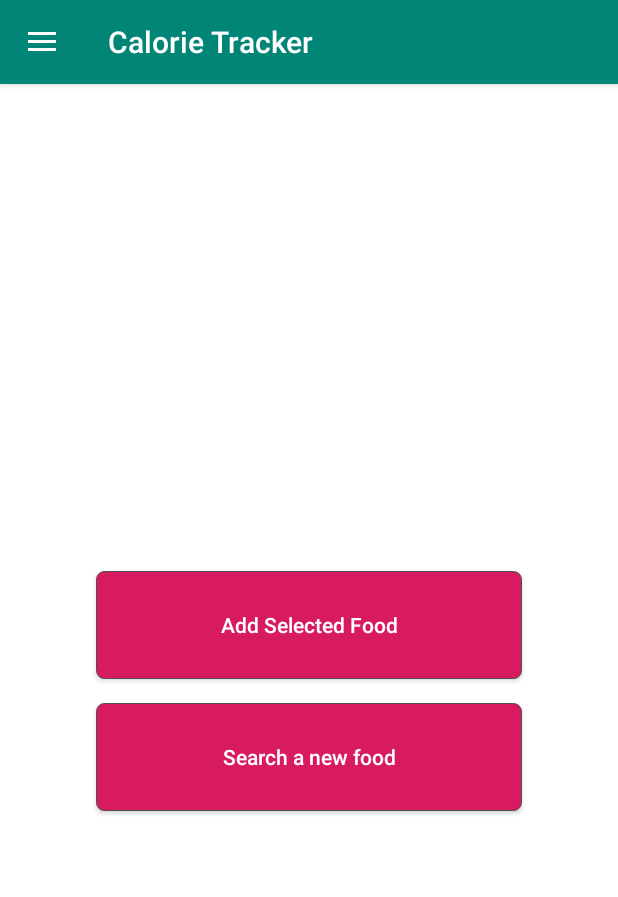
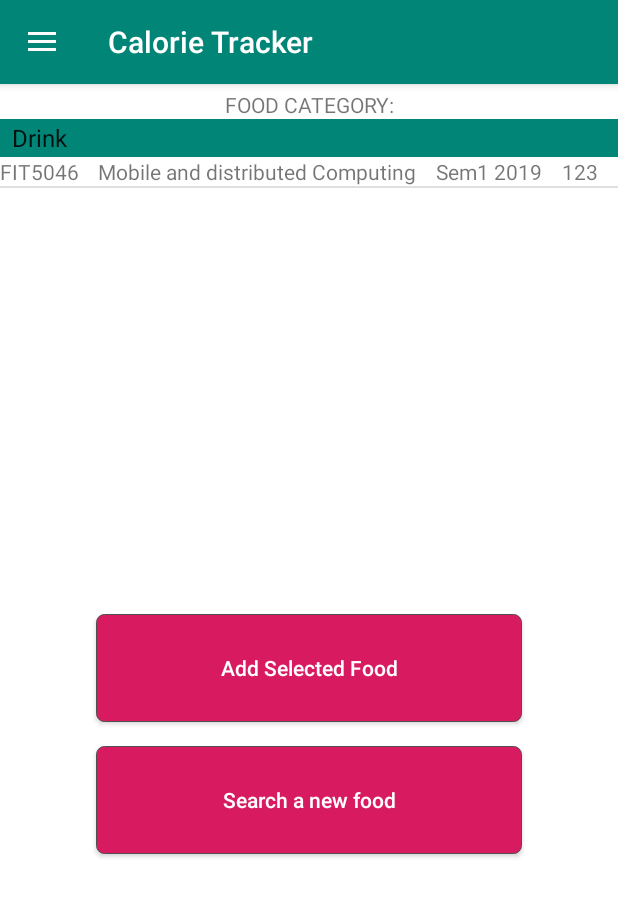
Before and after one commit to 411824354/FIT5046_A22, an Android app: the Home_drawer screen opened directly, with no data from a screen before it, in the side drawer, after a tap on "My Daily Diet", on a phone screen of 412 x 824 dp. Shown: the top 897 px of the screen. Run offline under Robolectric (Android 15) with nearby library versions, the phone set to English and light mode, and no system bars.

Commit message:
have some problem with food api

```diff
--- a/app/src/main/AndroidManifest.xml
+++ b/app/src/main/AndroidManifest.xml
@@ -11,18 +11,20 @@
         android:theme="@style/AppTheme"
         android:usesCleartextTraffic="true">
         <activity
-            android:name=".home_drawer"
+            android:name=".Home_drawer"
             android:label="@string/title_activity_home_drawer"
             android:theme="@style/AppTheme.NoActionBar"></activity>
         <activity android:name=".LoginActivity">
-
-        </activity>
-        <activity android:name=".MainActivity">
             <intent-filter>
                 <action android:name="android.intent.action.MAIN" />
                 <category android:name="android.intent.category.LAUNCHER" />
             </intent-filter>
+
         </activity>
+        <activity android:name=".MainActivity">
+
+        </activity>
+        <activity android:name=".AddNewFood"/>
         <activity android:name=".RegisterActivity" />
         <activity android:name=".PersonalProfile" >
 
--- a/app/src/main/java/A2/myapplication/DailyDietUnitFragment.java
+++ b/app/src/main/java/A2/myapplication/DailyDietUnitFragment.java
@@ -2,25 +2,56 @@
 
 
 import android.app.Fragment;
+import android.content.Intent;
 import android.os.Bundle;
 import android.view.LayoutInflater;
 import android.view.View;
 import android.view.ViewGroup;
+import android.widget.AdapterView;
+import android.widget.ArrayAdapter;
+import android.widget.Button;
+import android.widget.ListView;
+import android.widget.SimpleAdapter;
+import android.widget.Spinner;
+import android.widget.Toast;
+
+import java.util.ArrayList;
+import java.util.HashMap;
+import java.util.List;
 
 public class DailyDietUnitFragment extends Fragment {
+    //---------------------------------------------
+    List<HashMap<String, String>> foodListArray;
+    SimpleAdapter myListAdapter;
+    ListView foodList;
+
+    HashMap<String,String> map = new HashMap<String,String>();
+    String[] colHEAD = new String[] {"name","unit","calorie","fat"};
+    int[] dataCell = new int[] {R.id.list_food_name,R.id.list_food_servingUnit,R.id.list_foodCalorie,R.id.list_foodFat};
+
+    String category;
+    Button searchFood;
+
+    //----------------------------------------------------
     View vEnterUnit;
+
+
     @Override
-    public View onCreateView(LayoutInflater inflater, ViewGroup container, Bundle
+    public View onCreateView(LayoutInflater inflater, ViewGroup container, final Bundle
             savedInstanceState) {
         vEnterUnit = inflater.inflate(R.layout.fragment_daily_diet_unit, container, false);
+        searchFood = vEnterUnit.findViewById( R.id.btn_searchFood );
+        searchFood.setOnClickListener( new Button.OnClickListener() {
+            @Override
+            public void onClick(View v) {
+                Intent intent = new Intent();
+                intent.setClass(getActivity(), AddNewFood.class);
+                startActivity(intent);
 
+            }
+        } );
 
         init();
-
-
-
-
-
 
         return vEnterUnit;
 
@@ -32,5 +63,72 @@
     public void init(){
 
 
+
+        foodListArray = new ArrayList<HashMap<String, String>>();
+        foodList = vEnterUnit.findViewById(R.id.tv_foodList);
+
+        map.put("name", "FIT5046");
+        map.put("unit", "Mobile and distributed Computing");
+        map.put("calorie","Sem1 2019");
+        map.put("fat","123");
+        foodListArray.add(map);
+        myListAdapter = new SimpleAdapter(getActivity(),foodListArray,R.layout.food_list_view,colHEAD,dataCell);
+        foodList.setAdapter(myListAdapter);
+
+
+        //spinner
+        final Spinner sp_loa = vEnterUnit.findViewById( R.id.sp_foodCate_daily );
+        List<String> loaList = new ArrayList<String>(  );
+
+        loaList.add( "Drink" );
+        loaList.add( "Meal" );
+        loaList.add( "Meat" );
+        loaList.add( "Snack" );
+        loaList.add( "Bread" );
+        loaList.add( "Cake" );
+        loaList.add( "Fruit" );
+        loaList.add( "Vegies" );
+        loaList.add( "Other" );
+
+
+
+        final ArrayAdapter<String> spinnerAdapter = new ArrayAdapter<String>(getActivity() , android.R.layout.simple_spinner_item, loaList);
+
+
+
+
+        sp_loa.setAdapter( spinnerAdapter );
+
+        sp_loa.setOnItemSelectedListener( new AdapterView.OnItemSelectedListener() {
+
+            @Override
+            public void onItemSelected(AdapterView<?> parent, View view, int position, long id) {
+
+                String selectedCategory = parent.getItemAtPosition( position ).toString();
+                if(selectedCategory != null){
+
+                    category = selectedCategory;
+                    Toast.makeText(parent.getContext(), "level of activity selected is " + selectedCategory,
+                            Toast.LENGTH_LONG).show();
+
+                }
+
+            }
+
+            @Override
+            public void onNothingSelected(AdapterView<?> parent) {
+
+            }});
+
+
+
+
+
     }
+//--------------------------------------------------------------------------
+//put text view
+
+
+
+
 }
--- a/app/src/main/java/A2/myapplication/home_drawer.java
+++ b/app/src/main/java/A2/myapplication/Home_drawer.java
@@ -13,7 +13,7 @@
 import android.view.MenuItem;
 import android.widget.TextView;
 
-public class home_drawer extends AppCompatActivity
+public class Home_drawer extends AppCompatActivity
         implements NavigationView.OnNavigationItemSelectedListener {
 
     @Override
--- a/app/src/main/java/A2/myapplication/LoginActivity.java
+++ b/app/src/main/java/A2/myapplication/LoginActivity.java
@@ -107,7 +107,7 @@
                     //销毁登录界面
                     LoginActivity.this.finish();
                     //跳转到主界面，登录成功的状态传递到 MainActivity 中
-                    startActivity(new Intent(LoginActivity.this, home_drawer.class));
+                    startActivity(new Intent(LoginActivity.this, Home_drawer.class));
 
                     return;
                 }else if((spPsw!=null&&!TextUtils.isEmpty(spPsw)&&!md5Psw.equals(spPsw))){
--- a/app/src/main/res/layout/app_bar_home_drawer.xml
+++ b/app/src/main/res/layout/app_bar_home_drawer.xml
@@ -4,7 +4,7 @@
     xmlns:tools="http://schemas.android.com/tools"
     android:layout_width="match_parent"
     android:layout_height="match_parent"
-    tools:context=".home_drawer">
+    tools:context=".Home_drawer">
 
     <android.support.design.widget.AppBarLayout
         android:layout_width="match_parent"
--- a/app/src/main/res/layout/fragment_daily_diet_unit.xml
+++ b/app/src/main/res/layout/fragment_daily_diet_unit.xml
@@ -9,33 +9,35 @@
 >
 
 
+    <Space
+        android:layout_width="match_parent"
+        android:layout_height="60dp" />
+
     <TextView
-        android:gravity="center"
         android:id="@+id/tv_foodCategory"
         android:layout_width="match_parent"
         android:layout_height="wrap_content"
+        android:gravity="center"
         android:text="FOOD CATEGORY:"
 
-         />
+        />
 
     <Spinner
         android:id="@+id/sp_foodCate_daily"
         android:layout_width="match_parent"
-        android:layout_height="wrap_content"
+        android:layout_height="25dp"
+        android:background="@color/colorPrimary"
         android:gravity="center"
         tools:ignore="MissingConstraints"
         tools:layout_editor_absoluteX="186dp"
         tools:layout_editor_absoluteY="178dp" />
 
-    <ScrollView
+
+    <ListView
+        android:id="@+id/tv_foodList"
         android:layout_width="match_parent"
-        android:layout_height="302dp">
+        android:layout_height="269dp" />
 
-        <ListView
-            android:id="@+id/tv_foodList"
-            android:layout_width="match_parent"
-            android:layout_height="399dp" />
-    </ScrollView>
 
     <Space
         android:layout_width="match_parent"
@@ -59,7 +61,7 @@
         android:layout_height="16dp" />
 
     <Button
-        android:id="@+id/button"
+        android:id="@+id/btn_searchFood"
         android:layout_width="284dp"
         android:layout_height="72dp"
         android:background="@drawable/pingk_et_bg"
--- a/build.gradle
+++ b/build.gradle
@@ -7,7 +7,7 @@
 
     }
     dependencies {
-        classpath 'com.android.tools.build:gradle:3.4.0'
+        classpath 'com.android.tools.build:gradle:3.4.1'
 
         // NOTE: Do not place your application dependencies here; they belong
         // in the individual module build.gradle files
```
Also changed, not shown: app/src/main/java/A2/myapplication/AddNewFood.java (added, +111 -0 lines), app/src/main/java/A2/myapplication/FoodSearchAPI.java (+25 -26 lines), app/src/main/java/A2/myapplication/MainActivity.java (+16 -11 lines), app/src/main/java/A2/myapplication/PersonalProfile.java (+13 -0 lines), app/src/main/res/drawable/ic_search_black_24dp.xml (added, +9 -0 lines), app/src/main/res/layout/activity_search_new_food.xml (added, +52 -0 lines).
